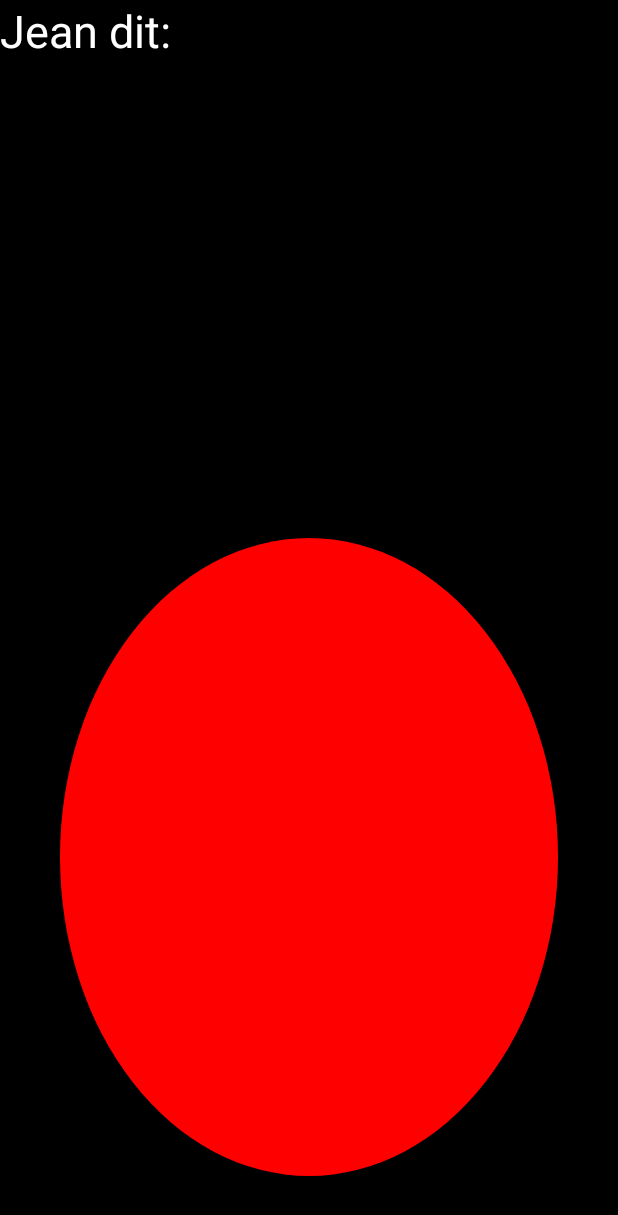
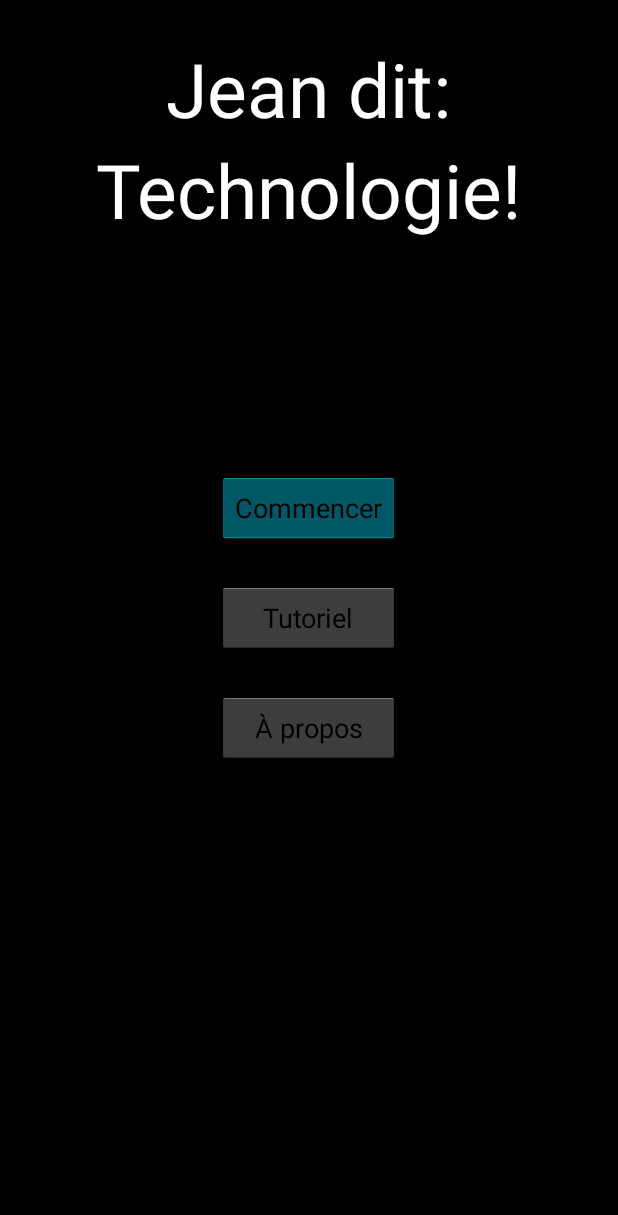
Before and after one commit to Rumply/Technologie_jeu, an Android app: the screen it shows after launch (MainActivity), on a phone screen of 412 x 824 dp. Shown: the top 1215 px of the screen. Run offline under Robolectric (Android 15) with nearby library versions, the phone set to English and light mode, and no system bars.

Commit message:
Ajout de classe et d'activité     - EnJeu     - JeuActivity     - Tutoriel
Puis modification de plusieurs trucs.

Aussi il y a des bugs, mais ceci est une version pas mal remplie.

```diff
--- a/app/src/main/java/ca/cegepdrummond/technologie_jeu/MainActivity.java
+++ b/app/src/main/java/ca/cegepdrummond/technologie_jeu/MainActivity.java
@@ -1,75 +1,53 @@
 package ca.cegepdrummond.technologie_jeu;
 
 import android.app.Activity;
-import android.content.Context;
-import android.content.res.Resources;
-import android.graphics.Color;
-import android.graphics.drawable.Drawable;
-import android.graphics.drawable.InsetDrawable;
-import android.hardware.Sensor;
-import android.hardware.SensorEvent;
-import android.hardware.SensorEventListener;
-import android.hardware.SensorManager;
+import android.content.Intent;
 import android.os.Bundle;
-import android.view.MotionEvent;
-import android.widget.RelativeLayout;
-import android.widget.TextView;
+import android.view.View;
+import android.widget.Button;
 
-public class MainActivity extends Activity implements SensorEventListener {
+public class MainActivity extends Activity {
 
-    private CanvasView customCanvas;
-    private TextView mTextTouch;
-    private TextView mTextCapteur;
-
-    private SensorManager mSensorManager;
-    private Sensor mProximity;
+    private Button btn_start;
+    private Button btn_tutoriel;
+    private Button btn_a_propos;
 
     @Override
     protected void onCreate(Bundle savedInstanceState) {
         super.onCreate(savedInstanceState);
         setContentView(R.layout.activity_main);
 
-        customCanvas = (CanvasView) findViewById(R.id.touch_canvas);
+        btn_start = (Button) findViewById(R.id.button_jouer);
+        btn_start.setOnClickListener(new View.OnClickListener() {
+            @Override
+            public void onClick(View v) {
+                Intent intent = new Intent(MainActivity.this, EnJeu.class);
+                startActivity(intent);
+            }
+        });
 
-        customCanvas.setBackground(this.getDrawable(R.drawable.shape));
+        btn_tutoriel = (Button) findViewById(R.id.button_tutoriel);
+        btn_tutoriel.setOnClickListener(new View.OnClickListener() {
+            @Override
+            public void onClick(View v) {
+                Intent intent = new Intent(MainActivity.this, Tutoriel.class);
+                startActivity(intent);
+            }
+        });
 
-        mTextTouch = (TextView) findViewById(R.id.touchState_label);
-        mTextCapteur = (TextView) findViewById(R.id.capteurState_label);
-
-        customCanvas.mTextTouch = mTextTouch;
+        btn_a_propos = (Button) findViewById(R.id.button_a_propos);
+    }
 
 
-        mSensorManager = (SensorManager) getSystemService(Context.SENSOR_SERVICE);
-        mProximity = mSensorManager.getDefaultSensor(Sensor.TYPE_PROXIMITY);
-    }
-
-    @Override
-    public void onSensorChanged(SensorEvent event) {
-        if (event.sensor.getType() == Sensor.TYPE_PROXIMITY) {
-            if (event.values[0] == 0) {
-                //Action quand un objet est proche.
-                mTextCapteur.setText(R.string.msg_cacher);
-            } else {
-                //Action quand un objet est loin. (Couleur noir peux nuir.)
-                mTextCapteur.setText(R.string.msg_nonCacher);
-            }
-        }
-    }
-
-    @Override
-    public void onAccuracyChanged(Sensor sensor, int i) {
-
-    }
 
     @Override
     protected void onResume() {
         super.onResume();
-        mSensorManager.registerListener(this, mProximity, SensorManager.SENSOR_DELAY_NORMAL);
     }
 
     @Override
     protected void onPause() {
         super.onPause();
-        mSensorManager.unregisterListener(this);
     }
+
 }
--- a/app/src/main/res/layout/activity_main.xml
+++ b/app/src/main/res/layout/activity_main.xml
@@ -7,53 +7,58 @@
     android:padding="0dp"
     android:background="@color/colorBackground">
 
-    <LinearLayout android:orientation="vertical" android:layout_height="fill_parent" android:layout_width="fill_parent">
+    <TextView
+        android:layout_width="wrap_content"
+        android:layout_height="wrap_content"
+        android:id="@+id/textView_title1"
+        android:text="@string/msgTop_touchscreen"
+        android:textColor="@color/colorText"
+        android:textSize="50sp"
+        android:layout_marginTop="25sp"
+        android:layout_centerHorizontal="true" />
 
-        <TextView
-            android:layout_width="match_parent"
-            android:layout_height="146dp"
-            android:textAppearance="?android:attr/textAppearanceLarge"
-            android:text="@string/msgTop_touchscreen"
-            android:id="@+id/msgTop_label"
-            android:textSize="@dimen/msg_state_size"
-            android:textColor="@color/colorText"/>
+    <TextView
+        android:layout_width="wrap_content"
+        android:layout_height="wrap_content"
+        android:id="@+id/textView_title2"
+        android:text="@string/textview_title2"
+        android:textColor="@color/colorText"
+        android:textSize="50sp"
+        android:layout_below="@+id/textView_title1"
+        android:layout_centerHorizontal="true"/>
 
-        <TextView
-            android:layout_width="match_parent"
-            android:layout_height="81dp"
-            android:textAppearance="?android:attr/textAppearanceLarge"
-            android:id="@+id/touchState_label"
-            android:textSize="@dimen/msg_state_size"
-            android:textColor="@color/colorText"/>
 
-        <TextView
+    <LinearLayout
+        android:orientation="vertical"
+        android:layout_height="wrap_content"
+        android:layout_width="wrap_content"
+        android:weightSum="1"
+        android:layout_centerVertical="true"
+        android:layout_centerHorizontal="true">
+
+
+            <Button
+                android:text="@string/BTN_jouer"
                 android:layout_width="match_parent"
-                android:layout_height="91dp"
-                android:textAppearance="?android:attr/textAppearanceLarge"
-                android:id="@+id/capteurState_label"
-                android:textSize="@dimen/msg_state_size"
-                android:textColor="@color/colorText" />
+                android:layout_height="wrap_content"
+                android:id="@+id/button_jouer"
+                android:backgroundTint="@android:color/holo_blue_bright" />
 
-        <LinearLayout android:layout_weight="1" android:layout_height="fill_parent" android:layout_width="fill_parent">
+            <Button
+                android:text="@string/BTN_tutoriel"
+                android:layout_width="match_parent"
+                android:layout_height="wrap_content"
+                android:id="@+id/button_tutoriel"
+                android:layout_marginTop="25dp"
+                android:layout_marginBottom="25dp"/>
 
-            <FrameLayout
+            <Button
+                android:text="@string/BTN_a_propos"
                 android:layout_width="match_parent"
-                android:layout_height="match_parent"
-                android:padding="40dp">
-
-                <ca.cegepdrummond.technologie_jeu.CanvasView
-                    android:id="@+id/touch_canvas"
-                    android:layout_width="match_parent"
-                    android:layout_height="match_parent"
-                    android:textColor="#FFFFFF"
-                    android:layout_alignParentTop="true"
-                    android:layout_alignParentEnd="true"
-                    android:background="@android:color/holo_red_dark" />
-            </FrameLayout>
-        </LinearLayout>
+                android:layout_height="wrap_content"
+                android:id="@+id/button_a_propos" />
 
     </LinearLayout>
 
 
-
 </RelativeLayout>
--- a/app/src/main/res/values/colors.xml
+++ b/app/src/main/res/values/colors.xml
@@ -3,6 +3,6 @@
     <color name="colorPrimary">#3F51B5</color>
     <color name="colorPrimaryDark">#303F9F</color>
     <color name="colorAccent">#FF4081</color>
-    <color name="colorText">#FFFFFF</color>
+    <color name="colorText">#ffffff</color>
     <color name="colorBackground">#000000</color>
 </resources>
--- a/app/src/main/res/values/dimens.xml
+++ b/app/src/main/res/values/dimens.xml
@@ -2,5 +2,5 @@
     <!-- Default screen margins, per the Android Design guidelines. -->
     <dimen name="activity_horizontal_margin">16dp</dimen>
     <dimen name="activity_vertical_margin">16dp</dimen>
-    <dimen name="msg_state_size">30dp</dimen>
+    <dimen name="msg_state_size">30sp</dimen>
 </resources>
--- a/app/src/main/res/values/strings.xml
+++ b/app/src/main/res/values/strings.xml
@@ -1,10 +1,33 @@
 <resources>
-    <string name="app_name">Technologie_jeu</string>
-    <string name="pas_toucher_Text">Bouton (Inactif)</string>
-    <string name="msg_nonCacher">Capteur non caché</string>
-    <string name="msg_cacher">Capteur caché</string>
-    <string name="msg_defaut_touchscreen">Touch screen</string>
-    <string name="msg_defaut_capteur">Capteur</string>
-    <string name="msgTop_touchscreen">Jean dit: </string>
-    <string name="toucher_Text">Bouton (Actif)</string>
+
+    <!-- Option application -->
+        <string name="app_name">Jean dit: \nTechnologie!</string>
+
+    <!-- Main menu -->
+        <string name="BTN_jouer">Commencer</string>
+        <string name="BTN_tutoriel">Tutoriel</string>
+        <string name="BTN_a_propos">À propos</string>
+
+    <!-- Capteur proximité -->
+        <string name="msg_nonCacher">Capteur non caché</string>
+        <string name="msg_cacher">Capteur caché</string>
+
+    <!-- Écran tactile -->
+        <string name="pas_toucher_Text">Bouton (Inactif)</string>
+        <string name="toucher_Text">Bouton (Actif)</string>
+
+    <!-- Jean dit: -->
+        <string name="msgTop_touchscreen">Jean dit: </string>
+        <string name="jean_dit_touch_true">Touche le bouton</string>
+        <string name="jean_dit_touch_false">Ne touche pas le bouton</string>
+        <string name="jean_dit_capteur_true">Cache le capteur</string>
+        <string name="jean_dit_capteur_false">Ne cache pas le capteur</string>
+
+    <!-- Autre -->
+        <string name="msg_defaut_touchscreen">Écran tactile</string>
+        <string name="msg_defaut_capteur">Capteur</string>
+    <string name="textview_title2">Technologie!</string>
+    <string name="msg_temps_timer">Temps:</string>
+    <string name="msg_debut_tuto">Cache capteur si prêt</string>
+
 </resources>
```
Also changed, not shown: app/src/main/AndroidManifest.xml (+12 -0 lines), app/src/main/java/ca/cegepdrummond/technologie_jeu/EnJeu.java (added, +19 -0 lines), app/src/main/java/ca/cegepdrummond/technologie_jeu/FonctionsJeu.java (+52 -10 lines), app/src/main/java/ca/cegepdrummond/technologie_jeu/JeuActivity.java (added, +116 -0 lines), app/src/main/java/ca/cegepdrummond/technologie_jeu/Tutoriel.java (added, +128 -0 lines), app/src/main/res/layout/activity_jeu.xml (added, +73 -0 lines), 2 other files.
